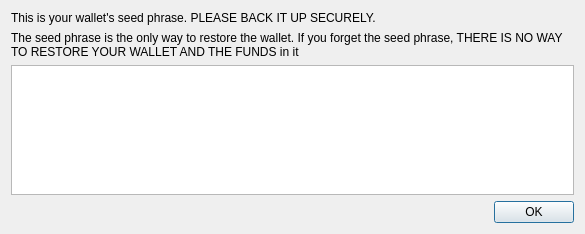
The window that src/qt/forms/openphrasedialog.ui (PirateNetwork/pirate) describes before a commit, drawn with Qt 5.
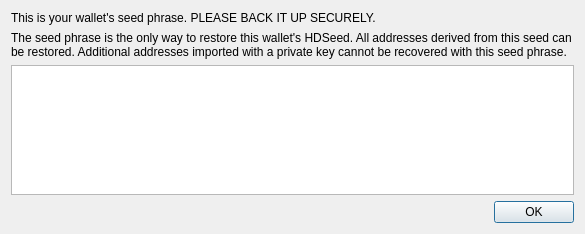
The same window after the commit.

Commit message: Update seed phrase dialog

```diff
--- a/src/qt/forms/openphrasedialog.ui
+++ b/src/qt/forms/openphrasedialog.ui
@@ -27,7 +27,7 @@
    <item>
     <widget class="QLabel" name="label_3">
      <property name="text">
-      <string>The seed phrase is the only way to restore the wallet. If you forget the seed phrase, THERE IS NO WAY TO RESTORE YOUR WALLET AND THE FUNDS in it</string>
+      <string>The seed phrase is the only way to restore this wallet's HDSeed. All addresses derived from this seed can be restored. Additional addresses imported with a private key cannot be recovered with this seed phrase.</string>
      </property>
      <property name="wordWrap">
       <bool>true</bool>
```
